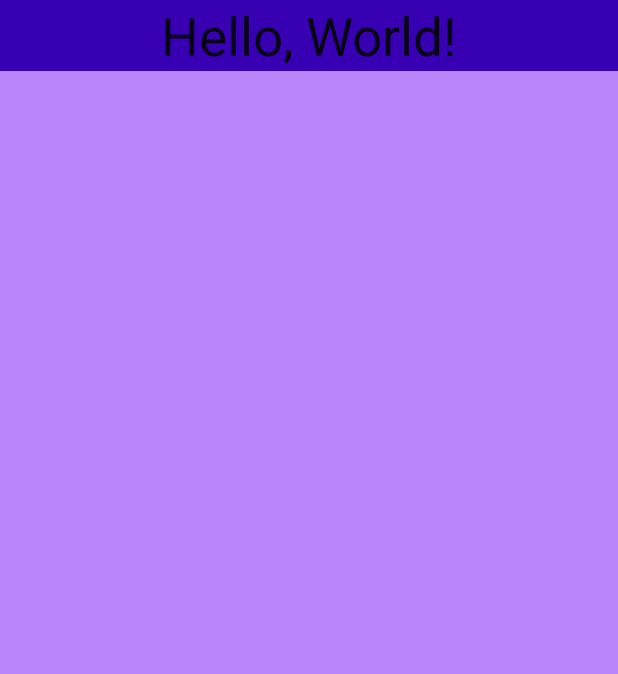
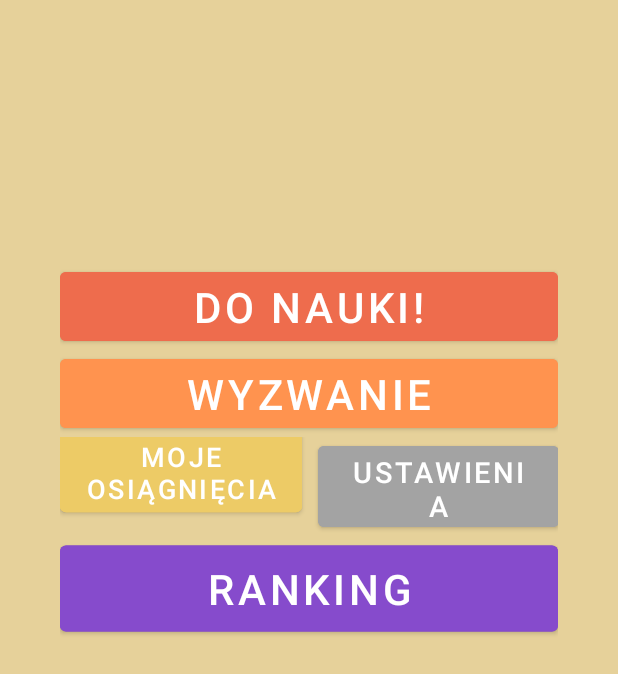
Before and after one commit to Jwalczaak/englishApp, an Android app: the screen it shows after launch (MainActivity), on a phone screen of 412 x 824 dp. Shown: the top 674 px of the screen. Run offline under Robolectric (Android 15) with nearby library versions, the phone set to English and light mode, and no system bars.

Commit message:
Git test
ok, I've downloaded whole project from gh to new folder, changed some
elements at main activity in order to test if I would be
able to see them in another folder.

```diff
--- /dev/null
+++ b/app/src/main/res/drawable/rounded_corner_button.xml
@@ -0,0 +1,6 @@
+<?xml version="1.0" encoding="utf-8"?>
+<shape xmlns:android="http://schemas.android.com/apk/res/android">
+    <corners  android:radius="50dp"/>
+    <solid android:color="@color/red"></solid>
+
+</shape>
--- a/app/src/main/res/layout/activity_main.xml
+++ b/app/src/main/res/layout/activity_main.xml
@@ -3,18 +3,75 @@
     xmlns:app="http://schemas.android.com/apk/res-auto"
     xmlns:tools="http://schemas.android.com/tools"
     android:layout_width="match_parent"
-    android:layout_height="match_parent"
-    android:background="@color/purple_200"
+    android:layout_height="wrap_content"
+    android:background="@color/greenyellow"
     tools:context=".MainActivity">
 
-    <EditText
-        android:id="@+id/hw"
-        android:textSize="35sp"
+    <LinearLayout
         android:layout_width="match_parent"
-        android:layout_height="wrap_content"
-        android:ems="22"
-        android:inputType="textPersonName"
-        android:textAlignment="center"
-        android:background="@color/purple_700"
-        android:text="Hello, World!" />
+        android:layout_height="match_parent"
+        android:layout_marginHorizontal="40dp"
+        android:layout_marginVertical="205dp"
+        android:translationY="-30dp"
+        android:orientation="vertical">
+
+        <Button
+            android:id="@+id/start"
+            android:layout_width="match_parent"
+            android:layout_height="wrap_content"
+            android:backgroundTint="@color/red"
+            android:text="@string/menu_start_text"
+            android:textSize="28dp" />
+
+        <Button
+            android:id="@+id/challenge"
+            android:layout_width="match_parent"
+            android:layout_height="wrap_content"
+            android:backgroundTint="@color/skin"
+            android:text="@string/menu_challenge_text"
+            android:textSize="28dp"
+
+            />
+
+        <LinearLayout
+            android:layout_width="match_parent"
+            android:layout_height="71dp"
+            android:layout_marginBottom="280dp"
+
+            android:orientation="horizontal">
+
+            <Button
+                android:id="@+id/achievements"
+                android:layout_width="188dp"
+                android:layout_height="65dp"
+                android:layout_marginRight="5dp"
+                android:layout_weight="1"
+                android:backgroundTint="@color/greyyellow"
+                android:text="@string/menu_achievements_text"
+                android:textSize="18dp"
+                android:translationY="-10.5dp" />
+
+            <Button
+                android:id="@+id/settings"
+                android:layout_width="166dp"
+                android:layout_height="66dp"
+                android:layout_marginLeft="5dp"
+                android:layout_weight="0.2"
+                android:backgroundTint="@color/grey"
+                android:text="@string/menu_settings_text"
+                android:textSize="19dp" />
+
+        </LinearLayout>
+
+        <Button
+            android:id="@+id/button7"
+            android:layout_width="match_parent"
+            android:layout_height="69dp"
+            android:backgroundTint="@color/purple"
+            android:text="@string/menu_rank_text"
+            android:textSize="28dp"
+            android:translationY="-285dp" />
+
+
+    </LinearLayout>
 </RelativeLayout>
--- a/app/src/main/res/values/colors.xml
+++ b/app/src/main/res/values/colors.xml
@@ -7,4 +7,13 @@
     <color name="teal_700">#FF018786</color>
     <color name="black">#FF000000</color>
     <color name="white">#FFFFFFFF</color>
+    <color name="blue">#FF2E86AB</color>
+    <color name="greenyellow">#FFe6d19a</color>
+    <color name="yellow">#FFF5F749</color>
+    <color name="red">#FFEE6C4D</color>
+    <color name="skin">#FF934F</color>
+    <color name="brown">#FF564138</color>
+    <color name="grey">#FFa3a3a3</color>
+    <color name="greyyellow">#FFedcb66</color>
+    <color name="purple">#FF864bcc</color>
 </resources>
--- a/app/src/main/res/values/strings.xml
+++ b/app/src/main/res/values/strings.xml
@@ -1,4 +1,9 @@
 <resources>
     <string name="app_name">IJapp</string>
-    <string name="button_start">Start</string>
+    <string name="menu_hi_text">Hej!</string>
+    <string name="menu_start_text">Do nauki!</string>
+    <string name="menu_challenge_text">Wyzwanie</string>
+    <string name="menu_achievements_text">Moje osiągnięcia</string>
+    <string name="menu_settings_text">Ustawienia</string>
+    <string name="menu_rank_text">Ranking</string>
 </resources>
```
